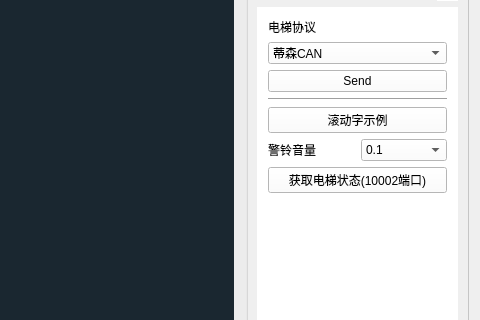
The window that mainwindow.ui (89093522/LSC_Debug) describes before a commit, drawn with Qt 5; both pictures show x 544 to 1024 and y 197 to 517 of the 1024 by 700 pixel window.
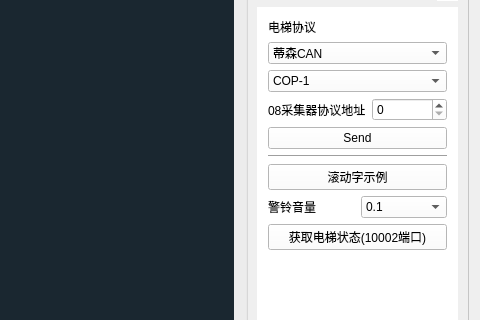
The same window after the commit. The open tabs and pages were chosen to show the change.

Patch:
```diff
--- a/mainwindow.ui
+++ b/mainwindow.ui
@@ -1341,6 +1341,44 @@
              </item>
             </widget>
            </item>
+           <item>
+            <widget class="QComboBox" name="comboBox_toshiba_hib">
+             <item>
+              <property name="text">
+               <string>COP-1</string>
+              </property>
+             </item>
+             <item>
+              <property name="text">
+               <string>COP-0</string>
+              </property>
+             </item>
+             <item>
+              <property name="text">
+               <string>HIB-1</string>
+              </property>
+             </item>
+             <item>
+              <property name="text">
+               <string>HIB-0</string>
+              </property>
+             </item>
+            </widget>
+           </item>
+           <item>
+            <layout class="QHBoxLayout" name="horizontalLayout_17">
+             <item>
+              <widget class="QLabel" name="label_22">
+               <property name="text">
+                <string>08采集器协议地址</string>
+               </property>
+              </widget>
+             </item>
+             <item>
+              <widget class="QSpinBox" name="spinBox_can08"/>
+             </item>
+            </layout>
+           </item>
            <item>
             <widget class="QPushButton" name="pushButton_11">
              <property name="text">
```
